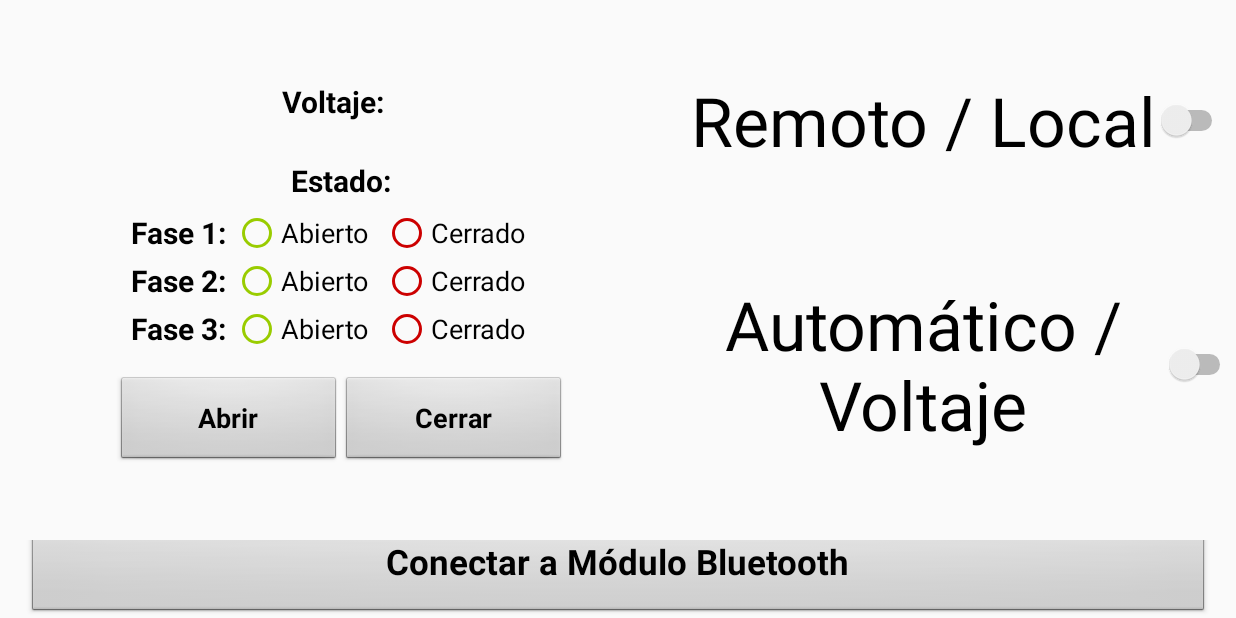
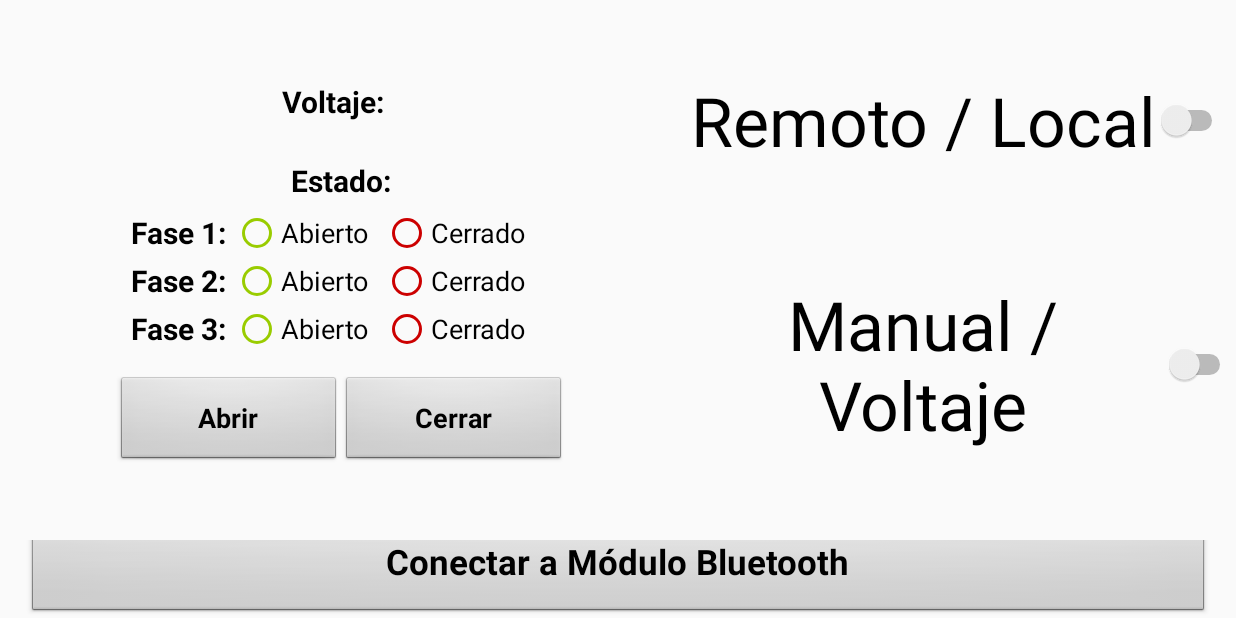
Before and after one commit to ricardo2409/Radio, an Android app: the screen it shows after launch (MainActivity), on a phone screen of 824 x 412 dp (held sideways). Run offline under Robolectric (Android 15) with nearby library versions, the phone set to English and light mode, and no system bars.

Commit message:
Adds Toasts to offset and voltaje config, fixes manual label

```diff
--- a/app/src/main/java/com/example/ricardotrevino/bancodecapacitores/AjusteFragment.java
+++ b/app/src/main/java/com/example/ricardotrevino/bancodecapacitores/AjusteFragment.java
@@ -41,6 +41,8 @@ public class AjusteFragment extends Fragment implements View.OnClickListener{
                 try{
                     //Manda comando para ajustar el offset
                     ((MainActivity)getActivity()).sendOffset();
+                    ((MainActivity)getActivity()).showToast("Offset Configurado");
+
                 }catch (Exception e){
                     System.out.println("Error: " + e);
                 }
@@ -51,6 +53,8 @@ public class AjusteFragment extends Fragment implements View.OnClickListener{
                         ((MainActivity)getActivity()).sendVoltaje(etVoltaje.getText().toString());
                     }else{
                         ((MainActivity)getActivity()).showToast("Voltaje Vacío");
+                        ((MainActivity)getActivity()).showToast("Voltaje Configurado");
+
                     }
                 }catch (Exception e){
                     System.out.println("Error: " + e);
--- a/app/src/main/java/com/example/ricardotrevino/bancodecapacitores/MainActivity.java
+++ b/app/src/main/java/com/example/ricardotrevino/bancodecapacitores/MainActivity.java
@@ -568,7 +568,7 @@ public class MainActivity extends FragmentActivity implements View.OnClickListen
 
             if (currentVoltageControl == 0) {
                 voltFrag.switchVoltajeAutomatico.setChecked(false);
-                voltFrag.tvVoltajeAutomatico.setText("Automático");
+                voltFrag.tvVoltajeAutomatico.setText("Manual");
 
             }
             else {
--- a/app/src/main/res/layout/voltaje_fragment.xml
+++ b/app/src/main/res/layout/voltaje_fragment.xml
@@ -283,7 +283,7 @@
             android:layout_gravity="center_horizontal"
             android:buttonTint="@android:color/holo_green_light"
             android:gravity="center_vertical|center_horizontal"
-            android:text="Automático / Voltaje"
+            android:text="Manual / Voltaje"
             android:textAppearance="@style/TextAppearance.AppCompat.Display2"
             android:textOff="V"
             android:textOn="A" />
```
